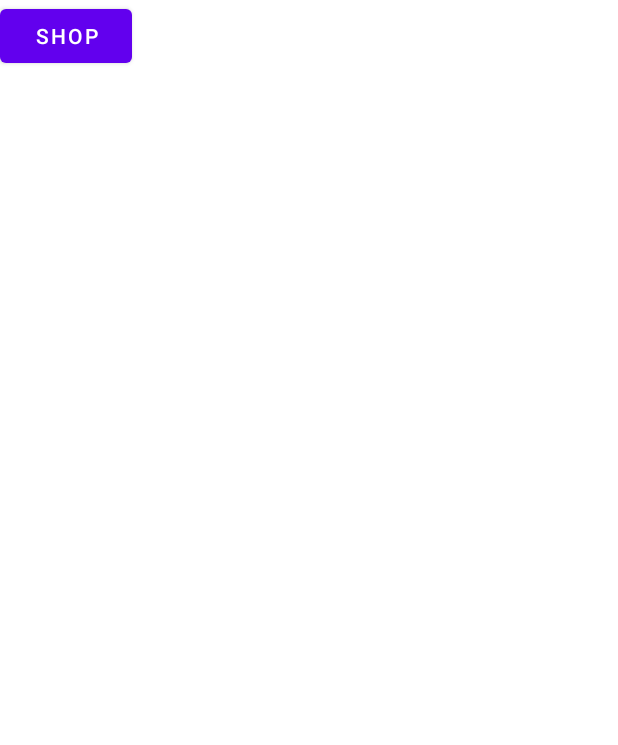
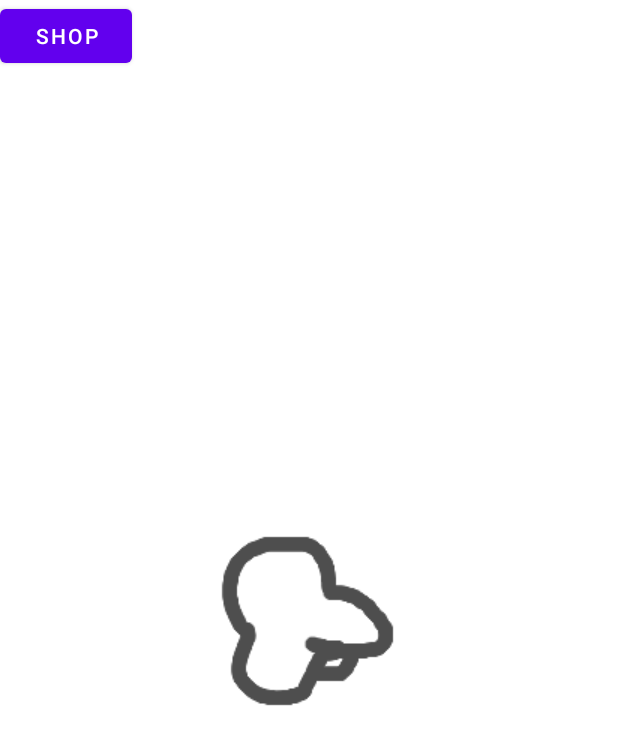
Before and after one commit to sanchovi/popopop, an Android app: the layout activity_gameplay.xml on its own in the app's theme, with its tools: preview values and no code run, on a phone screen of 412 x 824 dp. Shown: the top 745 px of the screen. Run offline under Robolectric (Android 15) with nearby library versions, the phone set to English and light mode, and no system bars.

Commit message:
Committing to save MainActivity changes

```diff
--- a/app/src/main/res/layout/activity_gameplay.xml
+++ b/app/src/main/res/layout/activity_gameplay.xml
@@ -15,5 +15,17 @@
         app:layout_constraintLeft_toLeftOf="parent"
         app:layout_constraintTop_toTopOf="parent" />
 
+    <ImageView
+        android:id="@+id/kernelImage"
+        android:layout_width="0dp"
+        android:layout_height="0dp"
+        android:adjustViewBounds="true"
+        android:scaleType="centerInside"
+        android:src="@drawable/popcorn"
+        app:layout_constraintBottom_toBottomOf="parent"
+        app:layout_constraintEnd_toEndOf="parent"
+        app:layout_constraintStart_toStartOf="parent"
+        app:layout_constraintTop_toTopOf="parent"
+        app:srcCompat="@drawable/popcorn" />
 
 </androidx.constraintlayout.widget.ConstraintLayout>
```
Also changed, not shown: app/src/main/java/com/threeqms/popopop/MainActivity.kt (+18 -50 lines).
